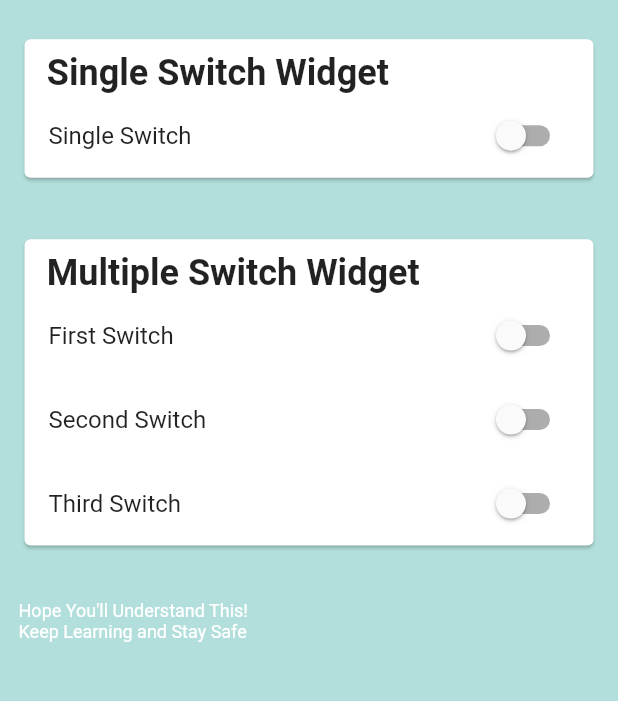
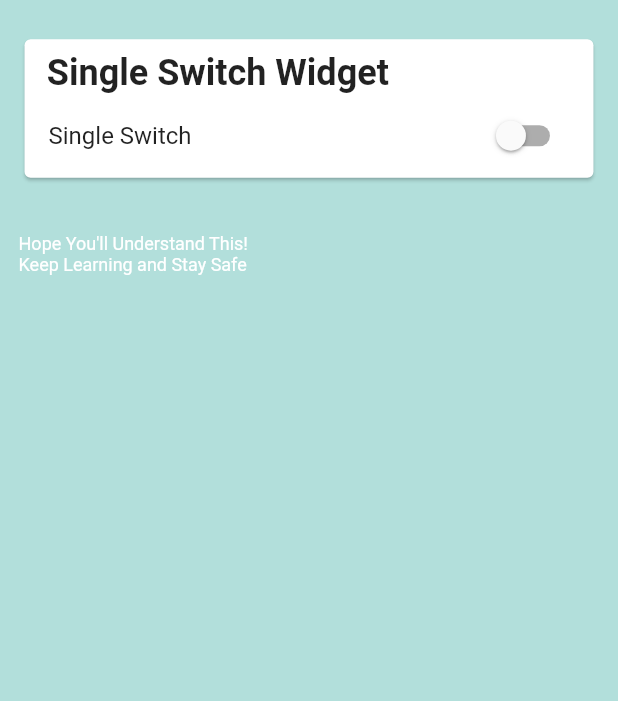
Before and after one commit to devkishor8007/Exploring-Riverpod, a Flutter app: the screen it shows after launch, on a phone screen of 412 x 824 dp, the part 63-764 px from its top. Run offline on Flutter 3.47's test engine with Material 2 defaults, Android fonts, the phone set to English and light mode, and no system bars; our stand-ins replace flutter_riverpod.

Commit message:
update the version of sdk update riverpod latest add state notifer too

```diff
--- a/lib/main.dart
+++ b/lib/main.dart
@@ -1,4 +1,5 @@
-import 'package:exploring_riverpod/page/switchPage.dart';
+// import 'package:exploring_riverpod/page/switchPage.dart';
+import 'package:exploring_riverpod/page/switchPageNotifer.dart';
 import 'package:flutter/material.dart';
 import 'package:flutter_riverpod/flutter_riverpod.dart';
 
@@ -15,7 +16,8 @@ class Day3 extends StatelessWidget {
         canvasColor: Colors.teal.withOpacity(0.3),
       ),
       debugShowCheckedModeBanner: false,
-      home: SwitchHomePage(),
+      // home: SwitchHomePage(),
+      home: SwitchHomeNotifierPage(),
     );
   }
 }
--- a/lib/page/switchPage.dart
+++ b/lib/page/switchPage.dart
@@ -22,7 +22,7 @@ class SwitchHomePage extends ConsumerWidget {
     final appname = ref.watch(appNameRiverpod);
     return SafeArea(
       child: Scaffold(
-        appBar: appBar(context, appname),
+        appBar: appBar(context, appname) as PreferredSizeWidget?,
         body: SingleChildScrollView(
           child: Padding(
             padding: EdgeInsets.symmetric(
@@ -43,7 +43,7 @@ class SwitchHomePage extends ConsumerWidget {
                           singleswitch,
                           style: TextStyle(
                             fontSize:
-                                Theme.of(context).textTheme.headline5.fontSize,
+                                Theme.of(context).textTheme.headline5!.fontSize,
                             fontWeight: FontWeight.bold,
                           ),
                         ),
@@ -69,7 +69,7 @@ class SwitchHomePage extends ConsumerWidget {
                           style: TextStyle(
                             fontWeight: FontWeight.bold,
                             fontSize:
-                                Theme.of(context).textTheme.headline5.fontSize,
+                                Theme.of(context).textTheme.headline5!.fontSize,
                           ),
                         ),
                       ),
@@ -107,7 +107,7 @@ class SwitchHomePage extends ConsumerWidget {
                   hopeRiverpodText,
                   style: Theme.of(context)
                       .textTheme
-                      .caption
+                      .caption!
                       .copyWith(color: Colors.white),
                 ),
               ],
@@ -132,10 +132,12 @@ class SwitchHomePage extends ConsumerWidget {
   }
 
   Widget multipleSwitchListTile(BuildContext context,
-      {bool value, Function onChanged, String textSwitch}) {
+      {required bool value,
+      required void Function(bool)? onChanged,
+      String? textSwitch}) {
     return SwitchListTile(
       title: Text(
-        textSwitch,
+        textSwitch!,
       ),
       activeColor: Colors.redAccent,
       value: value,
@@ -150,8 +152,10 @@ class SwitchHomePage extends ConsumerWidget {
       centerTitle: true,
       title: Text(
         appname,
-        style:
-            Theme.of(context).textTheme.headline5.copyWith(color: Colors.white),
+        style: Theme.of(context)
+            .textTheme
+            .headline5!
+            .copyWith(color: Colors.white),
       ),
     );
   }
--- /dev/null
+++ b/lib/page/switchPageNotifer.dart
@@ -0,0 +1,90 @@
+import 'package:exploring_riverpod/switch_riverpod.dart';
+import 'package:flutter/material.dart';
+import 'package:flutter_riverpod/flutter_riverpod.dart';
+
+class SwitchHomeNotifierPage extends ConsumerWidget {
+  @override
+  Widget build(BuildContext context, WidgetRef ref) {
+    final mq = MediaQuery.of(context).size;
+    final switchImplement = ref.watch(myswitchNotifierProvider);
+
+    final singleswitch = ref.watch(singleswitchName);
+    final hopeRiverpodText = ref.watch(hopeRiverpod);
+    final appname = ref.watch(appNameRiverpod);
+    return SafeArea(
+      child: Scaffold(
+        appBar: appBar(context, appname) as PreferredSizeWidget?,
+        body: SingleChildScrollView(
+          child: Padding(
+            padding: EdgeInsets.symmetric(
+              vertical: mq.height * 0.01,
+              horizontal: mq.width * 0.03,
+            ),
+            child: Column(
+              crossAxisAlignment: CrossAxisAlignment.start,
+              children: [
+                Card(
+                  child: Column(
+                    crossAxisAlignment: CrossAxisAlignment.start,
+                    children: [
+                      Padding(
+                        padding: EdgeInsets.only(
+                          left: mq.width * 0.036,
+                          top: mq.height * 0.01,
+                        ),
+                        child: Text(
+                          singleswitch,
+                          style: TextStyle(
+                            fontSize:
+                                Theme.of(context).textTheme.headline5!.fontSize,
+                            fontWeight: FontWeight.bold,
+                          ),
+                        ),
+                      ),
+                      SwitchListTile(
+                          title: Text(
+                            'Single Switch',
+                          ),
+                          activeColor: Colors.redAccent,
+                          value: switchImplement,
+                          onChanged: (change) {
+                            ref
+                                .read(myswitchNotifierProvider.notifier)
+                                .changeValue(change);
+                          }),
+                    ],
+                  ),
+                ),
+                SizedBox(
+                  height: mq.height * 0.04,
+                ),
+                Text(
+                  hopeRiverpodText,
+                  style: Theme.of(context)
+                      .textTheme
+                      .caption!
+                      .copyWith(color: Colors.white),
+                ),
+              ],
+            ),
+          ),
+        ),
+      ),
+    );
+  }
+
+  Widget appBar(BuildContext context, String appname) {
+    return AppBar(
+      backgroundColor: Colors.transparent,
+      elevation: 0,
+      centerTitle: true,
+      title: Text(
+        appname,
+        style: Theme.of(context)
+            .textTheme
+            .headline5!
+            .copyWith(color: Colors.white),
+      ),
+    );
+  }
+}
--- a/lib/switch_riverpod.dart
+++ b/lib/switch_riverpod.dart
@@ -16,6 +16,15 @@ class SwitchWidget extends ChangeNotifier {
     _value = changeval;
     notifyListeners();
   }
+}
+
+final myswitchNotifierProvider =
+    StateNotifierProvider<SwitchNotifier, bool>((_) => SwitchNotifier());
+
+class SwitchNotifier extends StateNotifier<bool> {
+  SwitchNotifier() : super(false);
+
+  changeValue(v) => state = v;
 }
 
 class MultipleSwitchWidget extends ChangeNotifier {
--- a/pubspec.yaml
+++ b/pubspec.yaml
@@ -18,13 +18,13 @@ publish_to: "none" # Remove this line if you wish to publish to pub.dev
 version: 1.0.0+1
 
 environment:
-  sdk: ">=2.7.0 <3.0.0"
+  sdk: ">=2.18.0 <3.0.0"
 
 dependencies:
-  cupertino_icons: ^1.0.2
+  cupertino_icons: ^1.0.5
   flutter:
     sdk: flutter
-  flutter_riverpod: ^1.0.3
+  flutter_riverpod: ^2.0.2
 
 dev_dependencies:
   flutter_test:
```
Also changed, not shown: pubspec.lock.
